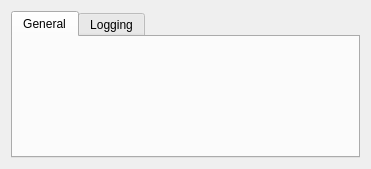
This is dlgpreferences.ui in tbikfalvi/ChildMinders as Qt 5 draws it before an edit. The edited form follows.
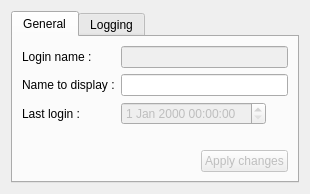
This is the edited form.

```diff
--- a/dlgpreferences.ui
+++ b/dlgpreferences.ui
@@ -6,8 +6,8 @@
    <rect>
     <x>0</x>
     <y>0</y>
-    <width>371</width>
-    <height>169</height>
+    <width>310</width>
+    <height>194</height>
    </rect>
   </property>
   <property name="windowTitle">
@@ -23,6 +23,107 @@
       <attribute name="title">
        <string>General</string>
       </attribute>
+      <layout class="QVBoxLayout" name="verticalLayout_3">
+       <item>
+        <layout class="QFormLayout" name="formLayout">
+         <item row="0" column="0">
+          <widget class="QLabel" name="lblLoginName">
+           <property name="text">
+            <string>Login name :</string>
+           </property>
+          </widget>
+         </item>
+         <item row="0" column="1">
+          <widget class="QLineEdit" name="ledLoginName">
+           <property name="enabled">
+            <bool>false</bool>
+           </property>
+          </widget>
+         </item>
+         <item row="1" column="0">
+          <widget class="QLabel" name="lblDisplayName">
+           <property name="text">
+            <string>Name to display :</string>
+           </property>
+          </widget>
+         </item>
+         <item row="1" column="1">
+          <widget class="QLineEdit" name="ledDisplayName"/>
+         </item>
+         <item row="2" column="0">
+          <widget class="QLabel" name="lblLastLogin">
+           <property name="text">
+            <string>Last login :</string>
+           </property>
+          </widget>
+         </item>
+         <item row="2" column="1">
+          <layout class="QHBoxLayout" name="horizontalLayout">
+           <item>
+            <widget class="QDateTimeEdit" name="dtLastLogin">
+             <property name="enabled">
+              <bool>false</bool>
+             </property>
+            </widget>
+           </item>
+           <item>
+            <spacer name="horizontalSpacer">
+             <property name="orientation">
+              <enum>Qt::Horizontal</enum>
+             </property>
+             <property name="sizeHint" stdset="0">
+              <size>
+               <width>40</width>
+               <height>20</height>
+              </size>
+             </property>
+            </spacer>
+           </item>
+          </layout>
+         </item>
+        </layout>
+       </item>
+       <item>
+        <spacer name="verticalSpacer_2">
+         <property name="orientation">
+          <enum>Qt::Vertical</enum>
+         </property>
+         <property name="sizeHint" stdset="0">
+          <size>
+           <width>20</width>
+           <height>16</height>
+          </size>
+         </property>
+        </spacer>
+       </item>
+       <item>
+        <layout class="QHBoxLayout" name="horizontalLayout_5">
+         <item>
+          <spacer name="horizontalSpacer_5">
+           <property name="orientation">
+            <enum>Qt::Horizontal</enum>
+           </property>
+           <property name="sizeHint" stdset="0">
+            <size>
+             <width>40</width>
+             <height>20</height>
+            </size>
+           </property>
+          </spacer>
+         </item>
+         <item>
+          <widget class="QPushButton" name="pbApplyGeneral">
+           <property name="enabled">
+            <bool>false</bool>
+           </property>
+           <property name="text">
+            <string>Apply changes</string>
+           </property>
+          </widget>
+         </item>
+        </layout>
+       </item>
+      </layout>
      </widget>
      <widget class="QWidget" name="tabLog">
       <attribute name="title">
```
Left out of the diff: 96 changed lines with no effect on the pictures.
